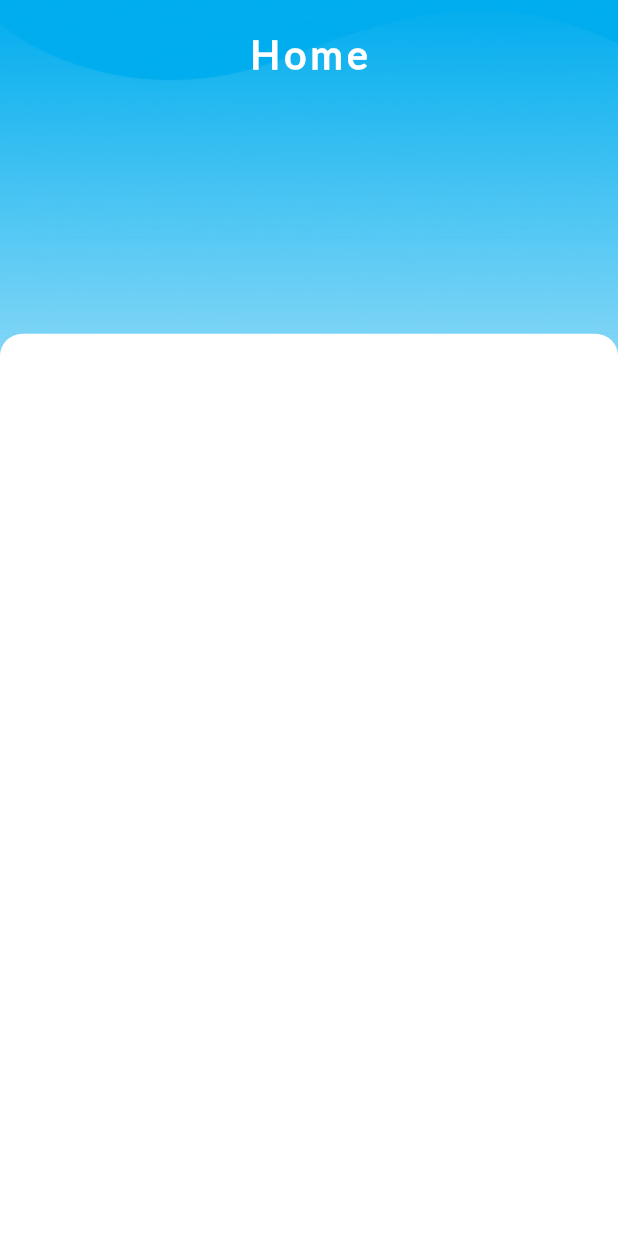
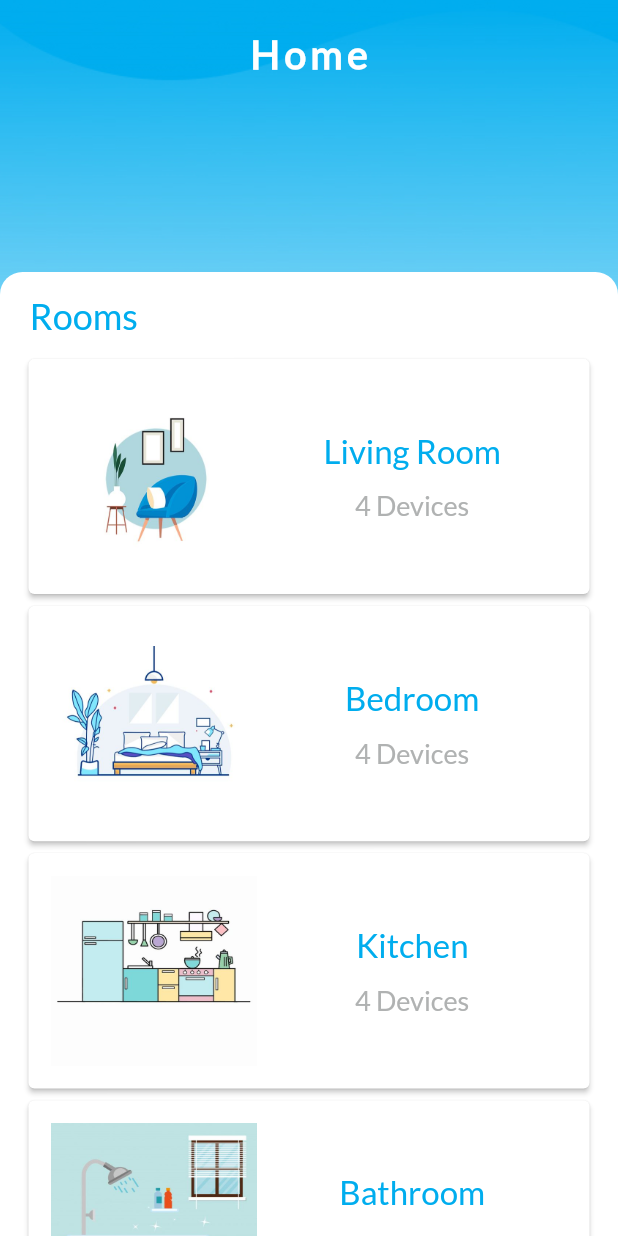
Before and after one commit to zahrajabar6/grad_project, a Flutter app: the HomePage screen opened directly, on a phone screen of 412 x 824 dp. Run offline on Flutter 3.47's test engine with Material 2 defaults, Android fonts, the phone set to English and light mode, and no system bars; our stand-ins replace get, google_nav_bar.

Commit message:
home page ui

```diff
--- /dev/null
+++ b/lib/controllers/rooms_card.dart
@@ -0,0 +1,72 @@
+import 'package:flutter/material.dart';
+import 'package:grad_project/controllers/colors.dart';
+
+class RoomsCard extends StatelessWidget {
+  const RoomsCard({
+    Key? key,
+    required this.width,
+    required this.height,
+    required this.roomName,
+    required this.imageURL,
+    required this.devicesNO,
+  }) : super(key: key);
+
+  final double width;
+  final double height;
+  final String roomName;
+  final String imageURL;
+  final String devicesNO;
+
+  @override
+  Widget build(BuildContext context) {
+    return SizedBox(
+      width: width,
+      height: height,
+      child: Card(
+        color: Colors.white,
+        elevation: 1.5,
+        child: Padding(
+          padding: const EdgeInsets.all(15),
+          child: Row(
+            mainAxisAlignment: MainAxisAlignment.center,
+            children: [
+              Expanded(
+                flex: 2,
+                child: SizedBox(
+                  width: width * 0.30,
+                  child:
+                      Image.asset("assets/images/$imageURL", fit: BoxFit.fill),
+                ),
+              ),
+              Expanded(
+                flex: 3,
+                child: Column(
+                  mainAxisAlignment: MainAxisAlignment.center,
+                  children: [
+                    Text(
+                      roomName,
+                      style: TextStyle(
+                          fontSize: 22,
+                          color: AppColors.mainBlue,
+                          fontWeight: FontWeight.w500),
+                    ),
+                    SizedBox(
+                      height: height * 0.08,
+                    ),
+                    Text(
+                      "$devicesNO Devices",
+                      style: TextStyle(
+                          fontSize: 18,
+                          color: AppColors.lightGrey,
+                          fontWeight: FontWeight.w500),
+                    )
+                  ],
+                ),
+              ),
+            ],
+          ),
+        ),
+      ),
+    );
+  }
+}
--- a/lib/views/battery_page.dart
+++ b/lib/views/battery_page.dart
@@ -41,7 +41,7 @@ class BatteryPage extends StatelessWidget {
                   borderRadius: BorderRadius.only(
                       topLeft: Radius.circular(15),
                       topRight: Radius.circular(15))),
-              height: height * 0.73,
+              height: height * 0.78,
               width: width,
               child: MyButton(
                   text: 'temp logout',
--- a/lib/views/home_page.dart
+++ b/lib/views/home_page.dart
@@ -1,6 +1,8 @@
 import 'package:flutter/material.dart';
 import 'package:grad_project/controllers/app_bar.dart';
 import 'package:grad_project/controllers/background.dart';
+import 'package:grad_project/controllers/colors.dart';
+import 'package:grad_project/controllers/rooms_card.dart';
 
 class HomePage extends StatelessWidget {
   const HomePage({Key? key}) : super(key: key);
@@ -11,6 +13,14 @@ class HomePage extends StatelessWidget {
     var size = MediaQuery.of(context).size;
     var height = size.height;
     var width = size.width;
+
+    //rooms
+    final items = <dynamic>[
+      ['Living Room', 'livingroom.jpg', '4'],
+      ['Bedroom', 'bedroom.jpg', '4'],
+      ['Kitchen', 'kitchen2.jpg', '4'],
+      ['Bathroom', 'bathroom.jpg', '4']
+    ];
 
     return Scaffold(
       body: Stack(
@@ -34,8 +44,38 @@ class HomePage extends StatelessWidget {
                   borderRadius: BorderRadius.only(
                       topLeft: Radius.circular(15),
                       topRight: Radius.circular(15))),
-              height: height * 0.73,
+              height: height * 0.78,
               width: width,
+              child: SingleChildScrollView(
+                child: Padding(
+                  padding: const EdgeInsets.all(15),
+                  child: Column(
+                    crossAxisAlignment: CrossAxisAlignment.start,
+                    children: [
+                      Text(
+                        ' Rooms',
+                        style:
+                            TextStyle(color: AppColors.mainBlue, fontSize: 24),
+                      ),
+                      const SizedBox(height: 10),
+                      Wrap(
+                          alignment: WrapAlignment.spaceBetween,
+                          direction: Axis.horizontal,
+                          spacing: 8,
+                          //Get the children from the item list
+                          children: items
+                              .map((e) => RoomsCard(
+                                    width: width,
+                                    height: height * 0.20,
+                                    roomName: e[0],
+                                    imageURL: e[1],
+                                    devicesNO: e[2],
+                                  ))
+                              .toList()),
+                    ],
+                  ),
+                ),
+              ),
             ),
           )
         ],
--- a/lib/views/solar_page.dart
+++ b/lib/views/solar_page.dart
@@ -47,7 +47,7 @@ class SolarPage extends StatelessWidget {
                   borderRadius: BorderRadius.only(
                       topLeft: Radius.circular(15),
                       topRight: Radius.circular(15))),
-              height: height * 0.73,
+              height: height * 0.78,
               width: width,
               child: SingleChildScrollView(
                 child: Column(
```
